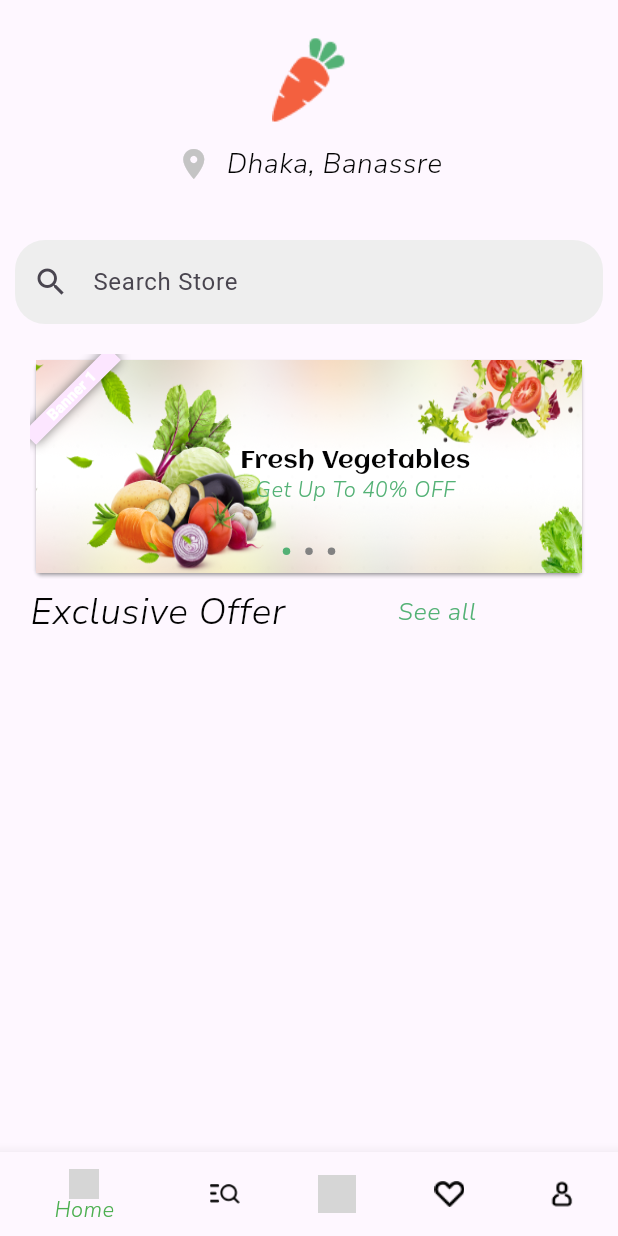
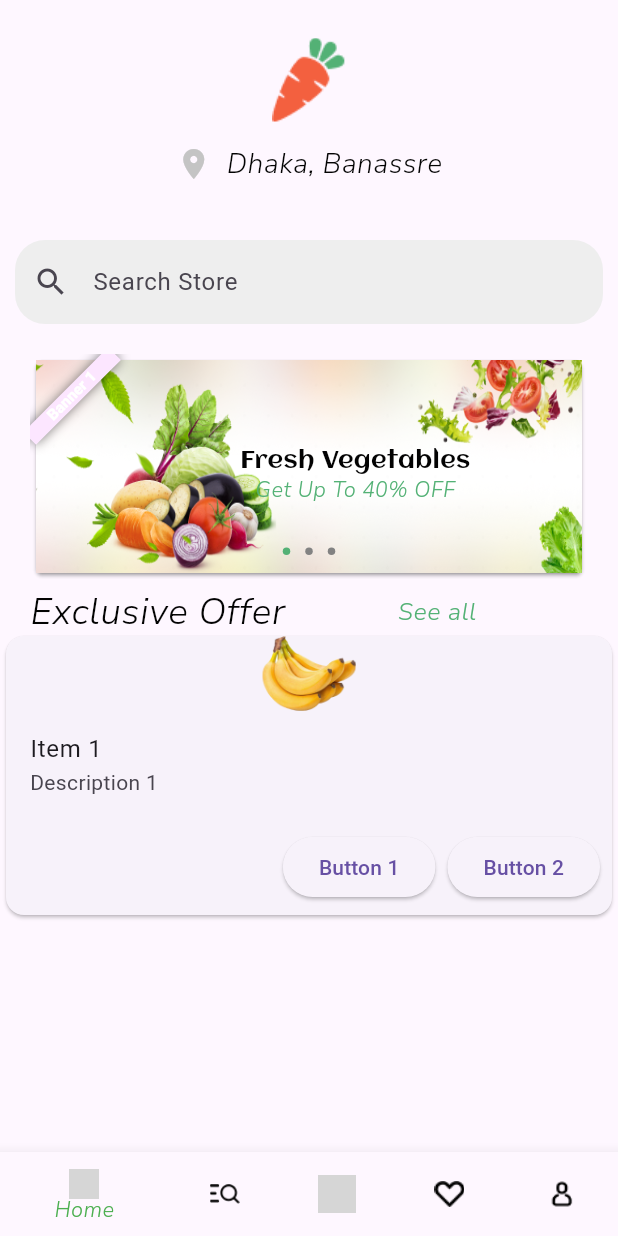
Before and after one commit to emanfazal/GroceryApp, a Flutter app: the HomeScreen screen opened directly, on a phone screen of 412 x 824 dp. Run offline on Flutter 3.47's test engine with Material 3 defaults, Android fonts, the phone set to English and light mode, and no system bars; our stand-ins replace country_code_picker, flutter_svg, intl_phone_field, page_view_dot_indicator, responsive_builder; grey boxes are pictures that could not be loaded.

Commit message:
home screen

```diff
--- a/lib/Models/CardList.dart
+++ b/lib/Models/CardList.dart
@@ -2,9 +2,9 @@ import '../Config/assets.dart';
 
 final List<CardItem> data = [
   CardItem('Item 1', 'Description 1', Images.ItemA),
-  // CardItem('Item 2', 'Description 2', 'https://example.com/image2.jpg'),
-  // CardItem('Item 3', 'Description 3', 'https://example.com/image3.jpg'),
-  // // Add more items as needed
+  // CardItem('Item 2', 'Description 2', ),
+  // CardItem('Item 3', 'Description 3'),
+
 ];
 class CardItem {
   final String title;
--- a/lib/Screens/HomeScreen/HomeBody.dart
+++ b/lib/Screens/HomeScreen/HomeBody.dart
@@ -112,6 +112,16 @@ SizedBox(height: 10,),
     // itemCount: data.length,
     // itemBuilder: (context, index) {
     // return CustomCard(data[index]);})
+        Container(
+          height: 200,  // Adjust the height as needed
+          child: ListView.builder(
+            itemCount: data.length,
+            itemBuilder: (context, index) {
+              return CustomCard(data[index]);
+            },
+          ),
+        )
+
       ],
     );
   }
```
